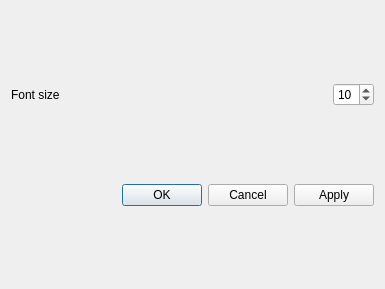
Before: the Qt Designer form gui/manager/ui_console_settings.ui in Ulm-IQO/qudi, drawn with Qt 5.
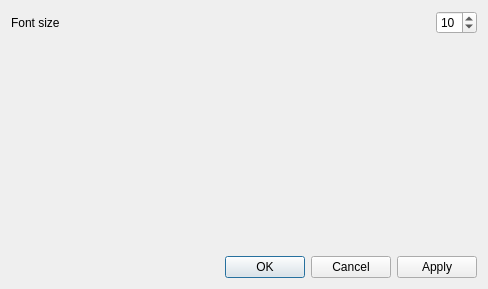
After: the same form once the commit is applied.

The edit to the form file:
```diff
--- a/gui/manager/ui_console_settings.ui
+++ b/gui/manager/ui_console_settings.ui
@@ -6,7 +6,7 @@
    <rect>
     <x>0</x>
     <y>0</y>
-    <width>385</width>
+    <width>488</width>
     <height>289</height>
    </rect>
   </property>
@@ -16,13 +16,6 @@
   <layout class="QGridLayout" name="gridLayout_2">
    <item row="0" column="0">
     <layout class="QGridLayout" name="gridLayout">
-     <item row="0" column="0">
-      <widget class="QLabel" name="fontsizelabel">
-       <property name="text">
-        <string>Font size</string>
-       </property>
-      </widget>
-     </item>
      <item row="0" column="1">
       <widget class="QSpinBox" name="fontSizeBox">
        <property name="sizePolicy">
@@ -39,6 +32,26 @@
        </property>
       </widget>
      </item>
+     <item row="0" column="0">
+      <widget class="QLabel" name="fontsizelabel">
+       <property name="text">
+        <string>Font size</string>
+       </property>
+      </widget>
+     </item>
+     <item row="1" column="0">
+      <spacer name="verticalSpacer">
+       <property name="orientation">
+        <enum>Qt::Vertical</enum>
+       </property>
+       <property name="sizeHint" stdset="0">
+        <size>
+         <width>20</width>
+         <height>40</height>
+        </size>
+       </property>
+      </spacer>
+     </item>
     </layout>
    </item>
    <item row="1" column="0">
```
